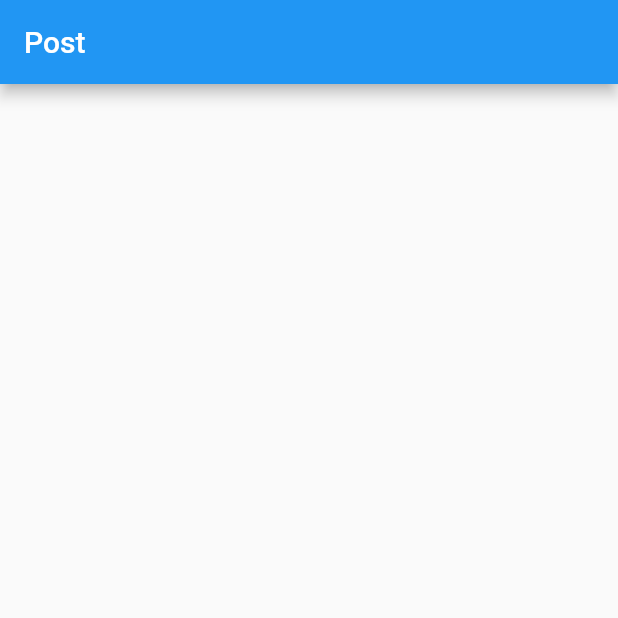
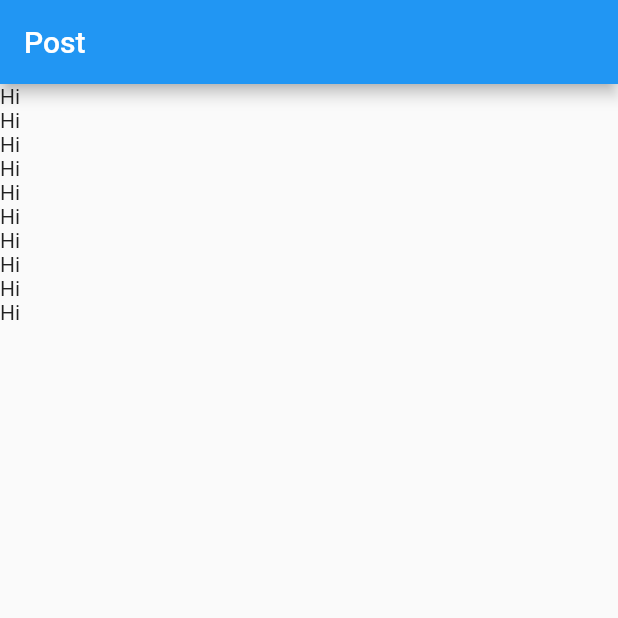
Before and after one commit to Ozurumba007/Api_integration, a Flutter app: the screen it shows after launch, on a phone screen of 412 x 824 dp, the top half of it. Run offline on Flutter 3.47's test engine with Material 2 defaults, Android fonts, the phone set to English and light mode, and no system bars.

Commit message:
added a listview to the home_page file \ created a method called getData to fetch data from the internet

```diff
--- a/lib/views/home_page.dart
+++ b/lib/views/home_page.dart
@@ -1,4 +1,6 @@
 import 'package:flutter/material.dart';
+
+import '../models/post.dart';
 
 class HomePage extends StatefulWidget {
   const HomePage({super.key});
@@ -8,11 +10,34 @@ class HomePage extends StatefulWidget {
 }
 
 class _HomePageState extends State<HomePage> {
+  List<Post>? posts;
+  var isLoaded = false;
+
+  @override
+  void initState() {
+    super.initState();
+
+    // fetch data from API
+    getData();
+  }
+
+  getData() async {
+    // posts = await
+  }
+
   @override
   Widget build(BuildContext context) {
     return Scaffold(
       appBar: AppBar(
-        title: Text('Post'),
+        title: const Text('Post'),
+      ),
+      body: ListView.builder(
+        itemCount: 10,
+        itemBuilder: (context, index) {
+          return Container(
+            child: Text('Hi'),
+          );
+        },
       ),
     );
   }
```
